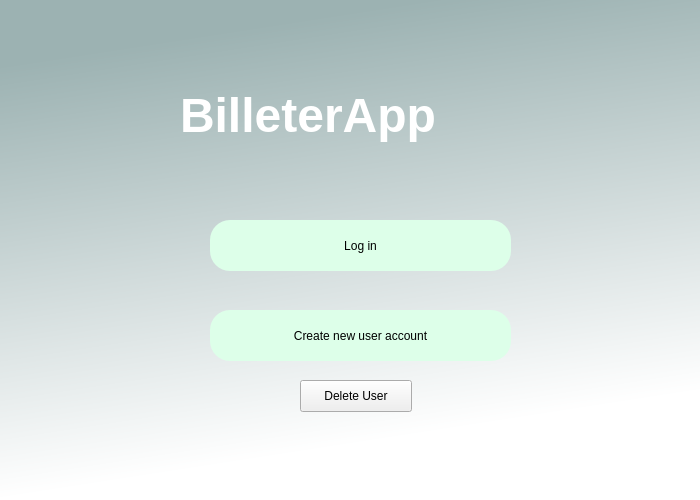
Before: the Qt Designer form guicore/bille_screen.ui in Igna11/billetera, drawn with Qt 5.
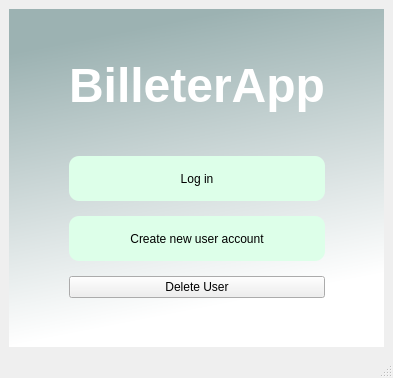
After: the same form once the commit is applied.

```diff
--- a/guicore/bille_screen.ui
+++ b/guicore/bille_screen.ui
@@ -1,104 +1,202 @@
 <?xml version="1.0" encoding="UTF-8"?>
 <ui version="4.0">
- <class>BilleteraApp</class>
- <widget class="QDialog" name="BilleteraApp">
+ <class>MainWindow</class>
+ <widget class="QMainWindow" name="MainWindow">
   <property name="geometry">
    <rect>
     <x>0</x>
     <y>0</y>
-    <width>700</width>
-    <height>500</height>
+    <width>393</width>
+    <height>378</height>
    </rect>
   </property>
   <property name="windowTitle">
    <string>Dialog</string>
   </property>
-  <property name="sizeGripEnabled">
-   <bool>false</bool>
-  </property>
-  <property name="modal">
-   <bool>false</bool>
-  </property>
-  <widget class="QWidget" name="widget" native="true">
-   <property name="geometry">
-    <rect>
-     <x>0</x>
-     <y>0</y>
-     <width>700</width>
-     <height>500</height>
-    </rect>
-   </property>
+  <widget class="QWidget" name="centralwidget">
+   <layout class="QHBoxLayout" name="horizontalLayout">
+    <item>
+     <widget class="QWidget" name="verticalWidget" native="true">
    <property name="styleSheet">
-    <string notr="true">QWidget#widget{
+       <string notr="true">QWidget#verticalWidget{
 background-color:qlineargradient(spread:pad, x1:0, y1:0, x2:0.207, y2:0.954545, stop:0.132159 rgba(156, 178, 178, 255), stop:1 rgba(255, 255, 255, 255))}</string>
    </property>
+      <layout class="QHBoxLayout" name="horizontalLayout_3">
+       <item>
+        <spacer name="horizontalSpacer">
+         <property name="orientation">
+          <enum>Qt::Horizontal</enum>
+         </property>
+         <property name="sizeHint" stdset="0">
+          <size>
+           <width>40</width>
+           <height>20</height>
+          </size>
+         </property>
+        </spacer>
+       </item>
+       <item>
+        <layout class="QVBoxLayout" name="verticalLayout_2">
+         <property name="spacing">
+          <number>15</number>
+         </property>
+         <item>
+          <spacer name="verticalSpacer_2">
+           <property name="orientation">
+            <enum>Qt::Vertical</enum>
+           </property>
+           <property name="sizeHint" stdset="0">
+            <size>
+             <width>20</width>
+             <height>40</height>
+            </size>
+           </property>
+          </spacer>
+         </item>
+         <item>
    <widget class="QLabel" name="label">
-    <property name="geometry">
-     <rect>
-      <x>180</x>
-      <y>80</y>
-      <width>421</width>
-      <height>71</height>
-     </rect>
+           <property name="layoutDirection">
+            <enum>Qt::RightToLeft</enum>
     </property>
     <property name="text">
      <string>&lt;html&gt;&lt;head/&gt;&lt;body&gt;&lt;p&gt;&lt;span style=&quot; font-size:36pt; font-weight:600; color:#ffffff;&quot;&gt;BilleterApp&lt;/span&gt;&lt;/p&gt;&lt;/body&gt;&lt;/html&gt;</string>
     </property>
-   </widget>
+           <property name="alignment">
+            <set>Qt::AlignCenter</set>
+           </property>
+          </widget>
+         </item>
+         <item>
+          <spacer name="verticalSpacer_3">
+           <property name="orientation">
+            <enum>Qt::Vertical</enum>
+           </property>
+           <property name="sizeHint" stdset="0">
+            <size>
+             <width>20</width>
+             <height>20</height>
+            </size>
+           </property>
+          </spacer>
+         </item>
+         <item>
    <widget class="QPushButton" name="login_button">
-    <property name="geometry">
-     <rect>
-      <x>210</x>
-      <y>220</y>
-      <width>301</width>
-      <height>51</height>
-     </rect>
+           <property name="minimumSize">
+            <size>
+             <width>0</width>
+             <height>45</height>
+            </size>
     </property>
     <property name="cursor">
      <cursorShape>PointingHandCursor</cursorShape>
     </property>
     <property name="styleSheet">
-     <string notr="true">border-radius:20px;
+            <string notr="true">border-radius:10px;
 background-color:rgb(221, 255, 233);</string>
     </property>
     <property name="text">
      <string>Log in</string>
     </property>
-   </widget>
+           <property name="checkable">
+            <bool>false</bool>
+           </property>
+           <property name="autoDefault">
+            <bool>true</bool>
+           </property>
+          </widget>
+         </item>
+         <item>
    <widget class="QPushButton" name="create_account_button">
-    <property name="geometry">
-     <rect>
-      <x>210</x>
-      <y>310</y>
-      <width>301</width>
-      <height>51</height>
-     </rect>
+           <property name="enabled">
+            <bool>true</bool>
+           </property>
+           <property name="sizePolicy">
+            <sizepolicy hsizetype="Minimum" vsizetype="Fixed">
+             <horstretch>10</horstretch>
+             <verstretch>10</verstretch>
+            </sizepolicy>
+           </property>
+           <property name="minimumSize">
+            <size>
+             <width>0</width>
+             <height>45</height>
+            </size>
     </property>
     <property name="cursor">
      <cursorShape>PointingHandCursor</cursorShape>
     </property>
     <property name="styleSheet">
-     <string notr="true">border-radius:20px;
+            <string notr="true">border-radius:10px;
 background-color:rgb(221, 255, 233);</string>
     </property>
     <property name="text">
      <string>Create new user account</string>
     </property>
-   </widget>
+           <property name="autoDefault">
+            <bool>true</bool>
+           </property>
+          </widget>
+         </item>
+         <item>
    <widget class="QPushButton" name="delete_user_button">
-    <property name="geometry">
-     <rect>
-      <x>300</x>
-      <y>380</y>
-      <width>112</width>
-      <height>32</height>
-     </rect>
+           <property name="maximumSize">
+            <size>
+             <width>1500</width>
+             <height>16777215</height>
+            </size>
+           </property>
+           <property name="layoutDirection">
+            <enum>Qt::LeftToRight</enum>
     </property>
     <property name="text">
      <string>Delete User</string>
     </property>
    </widget>
-  </widget>
+         </item>
+         <item>
+          <spacer name="verticalSpacer">
+           <property name="orientation">
+            <enum>Qt::Vertical</enum>
+           </property>
+           <property name="sizeHint" stdset="0">
+            <size>
+             <width>20</width>
+             <height>40</height>
+            </size>
+           </property>
+          </spacer>
+         </item>
+        </layout>
+       </item>
+       <item>
+        <spacer name="horizontalSpacer_2">
+         <property name="orientation">
+          <enum>Qt::Horizontal</enum>
+         </property>
+         <property name="sizeHint" stdset="0">
+          <size>
+           <width>40</width>
+           <height>20</height>
+          </size>
+         </property>
+        </spacer>
+       </item>
+      </layout>
+     </widget>
+    </item>
+   </layout>
+  </widget>
+  <widget class="QMenuBar" name="menubar">
+   <property name="geometry">
+    <rect>
+     <x>0</x>
+     <y>0</y>
+     <width>393</width>
+     <height>26</height>
+    </rect>
+   </property>
+  </widget>
+  <widget class="QStatusBar" name="statusbar"/>
  </widget>
  <resources/>
  <connections/>
```
Left out of the diff: 2 changed lines with no effect on the pictures. Lines whose indentation alone changed are shown as unchanged.
